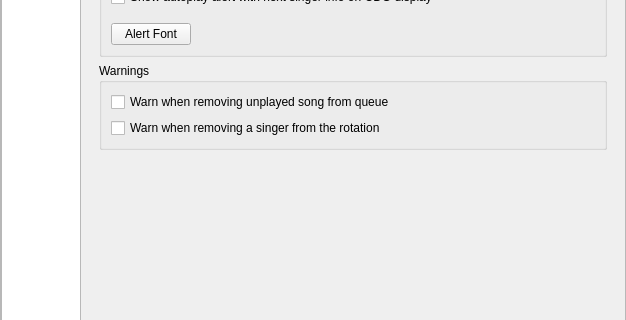
This is OpenKJ/dlgsettings.ui in OpenKJ/OpenKJ as Qt 5 draws it before an edit; both pictures show x 0 to 626 and y 116 to 436 of the 626 by 784 pixel window. The edited form follows.
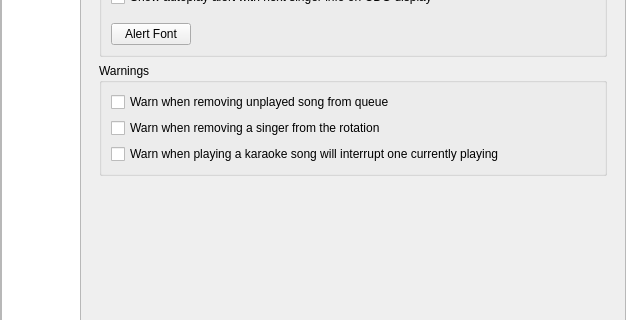
This is the edited form. Icons and pictures are not drawn.

Commit message: Make song interrupt warning optional

```diff
--- a/OpenKJ/dlgsettings.ui
+++ b/OpenKJ/dlgsettings.ui
@@ -972,6 +972,13 @@
                  </property>
                 </widget>
                </item>
+               <item>
+                <widget class="QCheckBox" name="cbxSongInterruptionWarning">
+                 <property name="text">
+                  <string>Warn when playing a karaoke song will interrupt one currently playing</string>
+                 </property>
+                </widget>
+               </item>
               </layout>
              </widget>
             </item>
```
The commit also changes 4 other files.
